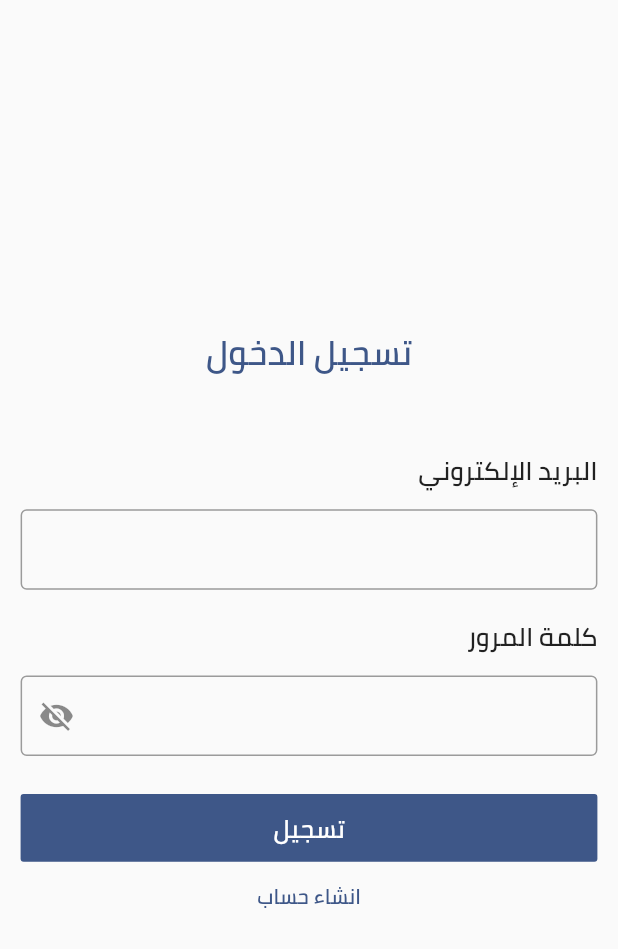
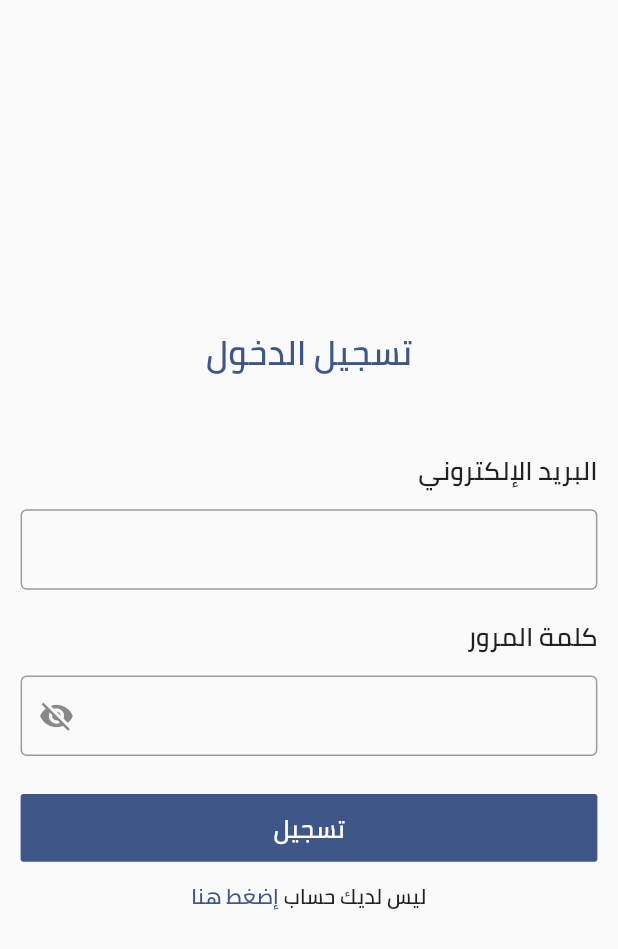
Before and after one commit to mohamedhashim73/Badir-App, a Flutter app: the screen it shows after launch, on a phone screen of 412 x 824 dp. Shown: the top 949 px of the screen. Run offline on Flutter 3.47's test engine with Material 2 defaults, Android fonts, the phone set to English and light mode, and no system bars; our stand-ins replace bloc, cloud_firestore, dartz, equatable, file_picker, firebase_auth and 10 more; accounts and stored records are empty.

Commit message:
finish_app

```diff
--- a/lib/Features/Auth/Presentation/Screens/login_screen.dart
+++ b/lib/Features/Auth/Presentation/Screens/login_screen.dart
@@ -27,8 +27,8 @@ class LoginScreen extends StatelessWidget {
             {
               if( state is LoginSuccessState )
               {
+                showToastMessage(context: context, message: "تم تسجيل الدخول بنجاح",backgroundColor: Colors.green);
                 Navigator.pushReplacementNamed(context, AppStrings.kLayoutScreen);
-                showToastMessage(context: context, message: "تم تسجيل الدخول بنجاح",backgroundColor: Colors.green,seconds: 2);
               }
               if( state is LoginStateFailed )
               {
@@ -58,7 +58,8 @@ class LoginScreen extends StatelessWidget {
                         SizedBox(height: 8.h,),
                         _textField(controller: _passwordController,isSecure: true,cubit: cubit),
                         SizedBox(height: 20.h,),
-                        DefaultButton(
+                        BlocBuilder<AuthCubit,AuthStates>(
+                          builder: (context,state) => DefaultButton(
                             width: double.infinity,
                             onTap: ()
                             {
@@ -71,17 +72,23 @@ class LoginScreen extends StatelessWidget {
                                   cubit.login(layoutCubit:layoutCubit,email: _emailController.text, password: _passwordController.text);
                                 }
                             },
-                          title: "تسجيل",
+                            title: state is LoginLoadingState ? "جاري التسجيل" : "تسجيل",
+                          ),
                         ),
                         SizedBox(height: 7.5.h,),
-                        Center(
-                          child: GestureDetector(
-                            child: Text("انشاء حساب",style: TextStyle(color: AppColors.kMainColor),),
+                        Row(
+                          mainAxisAlignment: MainAxisAlignment.center,
+                          children:
+                          [
+                            Text("ليس لديك حساب ",style: TextStyle(),),
+                            GestureDetector(
+                              child: Text("إضغط هنا",style: TextStyle(color: AppColors.kMainColor),),
                               onTap: ()
                               {
                                 Navigator.pushNamed(context, AppStrings.kRegisterScreen);
                               },
                             ),
+                          ],
                         )
                       ],
                     ),
--- a/lib/Features/Layout/Presentation/Screens/edit_profile_screen.dart
+++ b/lib/Features/Layout/Presentation/Screens/edit_profile_screen.dart
@@ -27,7 +27,6 @@ class EditProfileScreen extends StatelessWidget {
         textDirection: TextDirection.rtl,
         child: Scaffold(
           appBar: AppBar(
-            automaticallyImplyLeading: false,
             title: const Text("تعديل البيانات"),
           ),
           body: BlocConsumer<LayoutCubit,LayoutStates>(
--- a/lib/Features/Layout/Presentation/Screens/home_screen.dart
+++ b/lib/Features/Layout/Presentation/Screens/home_screen.dart
@@ -310,11 +310,11 @@ class HomeScreen extends StatelessWidget {
           crossAxisAlignment: CrossAxisAlignment.start,
           children:
           [
-            Text("# ${eventEntity.name}",maxLines:2,style: TextStyle(color: AppColors.kYellowColor,fontWeight: FontWeight.w500,fontSize: 15.sp,height: 1.4,overflow: TextOverflow.ellipsis),),
+            Text("# ${eventEntity.name}",style: TextStyle(color: AppColors.kYellowColor,fontWeight: FontWeight.w500,fontSize: 15.sp,height: 1.4),),
             Expanded(
               child: Padding(
                 padding: EdgeInsets.symmetric(vertical: 7.h),
-                child: Text(eventEntity.description!,style: TextStyle(color: AppColors.kWhiteColor,overflow:TextOverflow.ellipsis,fontWeight: FontWeight.w500,fontSize: 12.sp),maxLines: 2,),
+                child: Text(eventEntity.description!,style: TextStyle(color: AppColors.kWhiteColor,overflow:TextOverflow.ellipsis,fontWeight: FontWeight.w500,fontSize: 11.sp),maxLines: 3,),
               ),
             ),
             SizedBox(width: 4.w,),
```
Also changed, not shown: lib/Features/Auth/Presentation/Screens/register_screen.dart (+4 -6 lines), lib/Features/Clubs/Presentation/Screens/meeting_details_screen.dart (+13 -3 lines), lib/Features/Events/Presentation/Screens/event_details_screen.dart (+15 -4 lines). Lines whose indentation alone changed are shown as unchanged.
